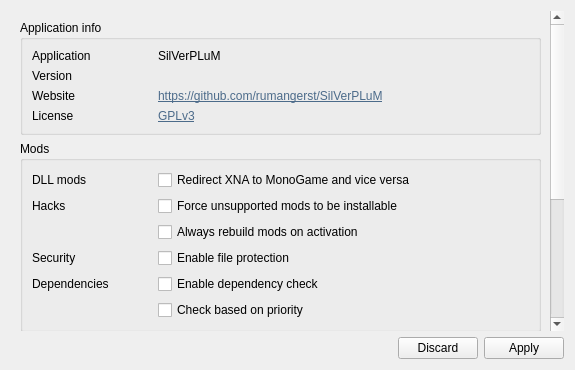
The window that src/globalsettingsdialog.ui (kriana/SilVerPLuM) describes before a commit, drawn with Qt 5.
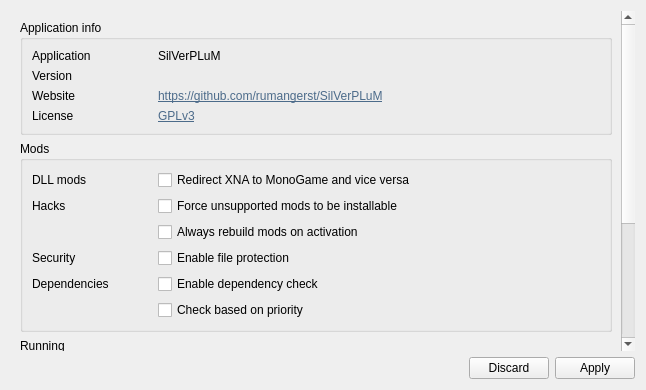
The same window after the commit. Icons and pictures are not drawn.

Commit message: * Launcher now logs the program output in real-time

Patch:
```diff
--- a/src/globalsettingsdialog.ui
+++ b/src/globalsettingsdialog.ui
@@ -6,8 +6,8 @@
    <rect>
     <x>0</x>
     <y>0</y>
-    <width>575</width>
-    <height>370</height>
+    <width>646</width>
+    <height>390</height>
    </rect>
   </property>
   <property name="windowTitle">
@@ -36,8 +36,8 @@
       <property name="geometry">
        <rect>
         <x>0</x>
-        <y>-236</y>
-        <width>554</width>
+        <y>-232</y>
+        <width>614</width>
         <height>570</height>
        </rect>
       </property>
```
The commit also changes 2 other files.
